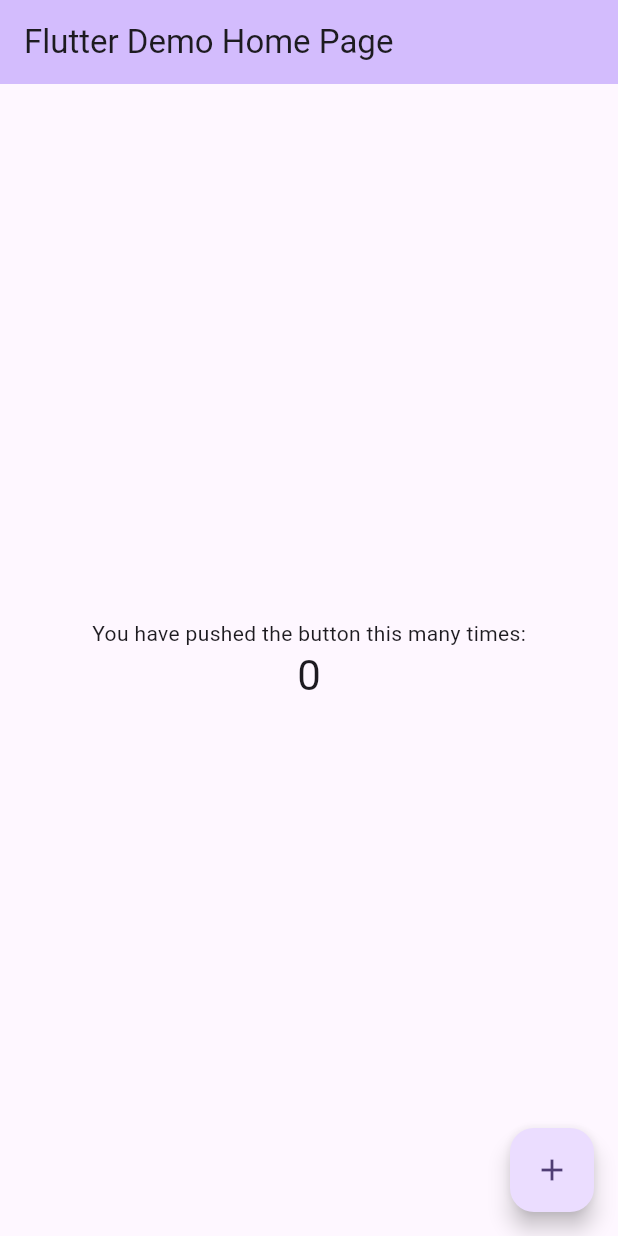
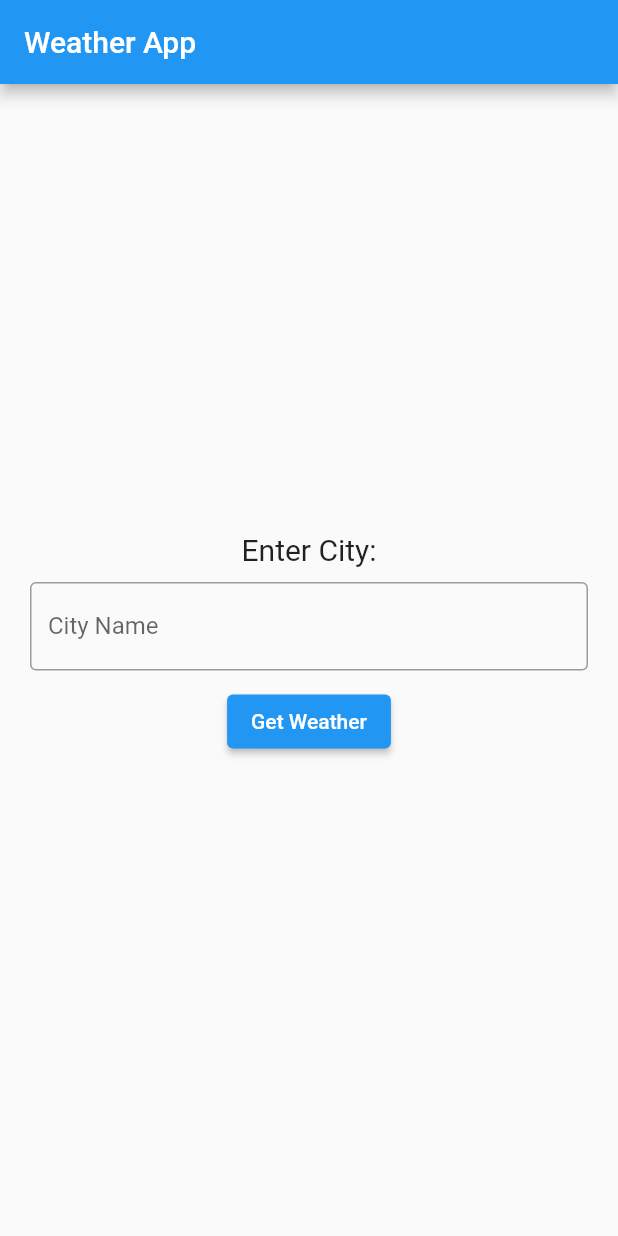
Before and after one commit to Denidu/flutter_provider_dio_demo, a Flutter app: the screen it shows after launch, on a phone screen of 412 x 824 dp. Run offline on Flutter 3.47's test engine with Material 2 defaults, Android fonts, the phone set to English and light mode, and no system bars; our stand-ins replace dio.

Commit message:
create a weather app

```diff
--- /dev/null
+++ b/lib/Models/weather_model.dart
@@ -0,0 +1,16 @@
+// weather_model.dart
+class Weather {
+  final String city;
+  final double temperature;
+  final double humidity;
+  final double windSpeed;
+  final String description;
+
+  Weather({
+    required this.city,
+    required this.temperature,
+    required this.humidity,
+    required this.windSpeed,
+    required this.description,
+  });
+}
--- /dev/null
+++ b/lib/Providers/weather_provider.dart
@@ -0,0 +1,41 @@
+import 'package:flutter/material.dart';
+import 'package:dio/dio.dart';
+import 'package:flutter_provider_dio_demo/Models/weather_model.dart';
+
+class WeatherProvider extends ChangeNotifier {
+  Weather? _weather;
+
+  Weather? get weather => _weather;
+
+  final Dio _dio = Dio();
+
+  Future<void> fetchWeatherForCity(String cityName) async {
+    try {
+      final response = await _dio.get(
+        'https://api.tomorrow.io/v4/weather/forecast?location=42.3478,-71.0466&apikey=SMorobbKjjrlG4g3At3CMK4a0bMgPUyf',
+        queryParameters: {
+          'q': cityName,
+          'appid': 'SMorobbKjjrlG4g3At3CMK4a0bMgPUyf',
+          'units': 'metric',
+        },
+      );
+
+      if (response.statusCode == 200) {
+        final data = response.data;
+        final weather = Weather(
+          city: data['name'],
+          temperature: data['main']['temp'],
+          humidity: data['main']['humidity'],
+          windSpeed: data['wind']['speed'],
+          description: data['weather'][0]['description'],
+        );
+        _weather = weather;
+        notifyListeners();
+      } else {
+        throw Exception('Failed to load weather data');
+      }
+    } catch (error) {
+      throw Exception('Failed to load weather data: $error');
+    }
+  }
+}
--- a/lib/main.dart
+++ b/lib/main.dart
@@ -1,125 +1,90 @@
 import 'package:flutter/material.dart';
+import 'package:provider/provider.dart';
+import 'Providers/weather_provider.dart';
 
 void main() {
-  runApp(const MyApp());
+  runApp(MyApp());
 }
 
 class MyApp extends StatelessWidget {
-  const MyApp({super.key});
-
-  // This widget is the root of your application.
   @override
   Widget build(BuildContext context) {
     return MaterialApp(
-      title: 'Flutter Demo',
-      theme: ThemeData(
-        // This is the theme of your application.
-        //
-        // TRY THIS: Try running your application with "flutter run". You'll see
-        // the application has a blue toolbar. Then, without quitting the app,
-        // try changing the seedColor in the colorScheme below to Colors.green
-        // and then invoke "hot reload" (save your changes or press the "hot
-        // reload" button in a Flutter-supported IDE, or press "r" if you used
-        // the command line to start the app).
-        //
-        // Notice that the counter didn't reset back to zero; the application
-        // state is not lost during the reload. To reset the state, use hot
-        // restart instead.
-        //
-        // This works for code too, not just values: Most code changes can be
-        // tested with just a hot reload.
-        colorScheme: ColorScheme.fromSeed(seedColor: Colors.deepPurple),
-        useMaterial3: true,
+      home: ChangeNotifierProvider(
+        create: (context) => WeatherProvider(),
+        child: MyHomePage(),
       ),
-      home: const MyHomePage(title: 'Flutter Demo Home Page'),
     );
   }
 }
 
-class MyHomePage extends StatefulWidget {
-  const MyHomePage({super.key, required this.title});
-
-  // This widget is the home page of your application. It is stateful, meaning
-  // that it has a State object (defined below) that contains fields that affect
-  // how it looks.
-
-  // This class is the configuration for the state. It holds the values (in this
-  // case the title) provided by the parent (in this case the App widget) and
-  // used by the build method of the State. Fields in a Widget subclass are
-  // always marked "final".
-
-  final String title;
-
-  @override
-  State<MyHomePage> createState() => _MyHomePageState();
-}
-
-class _MyHomePageState extends State<MyHomePage> {
-  int _counter = 0;
-
-  void _incrementCounter() {
-    setState(() {
-      // This call to setState tells the Flutter framework that something has
-      // changed in this State, which causes it to rerun the build method below
-      // so that the display can reflect the updated values. If we changed
-      // _counter without calling setState(), then the build method would not be
-      // called again, and so nothing would appear to happen.
-      _counter++;
-    });
-  }
+class MyHomePage extends StatelessWidget {
+  final TextEditingController _cityController = TextEditingController();
 
   @override
   Widget build(BuildContext context) {
-    // This method is rerun every time setState is called, for instance as done
-    // by the _incrementCounter method above.
-    //
-    // The Flutter framework has been optimized to make rerunning build methods
-    // fast, so that you can just rebuild anything that needs updating rather
-    // than having to individually change instances of widgets.
+    final weatherProvider = Provider.of<WeatherProvider>(context);
+
     return Scaffold(
       appBar: AppBar(
-        // TRY THIS: Try changing the color here to a specific color (to
-        // Colors.amber, perhaps?) and trigger a hot reload to see the AppBar
-        // change color while the other colors stay the same.
-        backgroundColor: Theme.of(context).colorScheme.inversePrimary,
-        // Here we take the value from the MyHomePage object that was created by
-        // the App.build method, and use it to set our appbar title.
-        title: Text(widget.title),
+        title: Text('Weather App'),
       ),
       body: Center(
-        // Center is a layout widget. It takes a single child and positions it
-        // in the middle of the parent.
         child: Column(
-          // Column is also a layout widget. It takes a list of children and
-          // arranges them vertically. By default, it sizes itself to fit its
-          // children horizontally, and tries to be as tall as its parent.
-          //
-          // Column has various properties to control how it sizes itself and
-          // how it positions its children. Here we use mainAxisAlignment to
-          // center the children vertically; the main axis here is the vertical
-          // axis because Columns are vertical (the cross axis would be
-          // horizontal).
-          //
-          // TRY THIS: Invoke "debug painting" (choose the "Toggle Debug Paint"
-          // action in the IDE, or press "p" in the console), to see the
-          // wireframe for each widget.
           mainAxisAlignment: MainAxisAlignment.center,
           children: <Widget>[
             const Text(
-              'You have pushed the button this many times:',
+              'Enter City:',
+              style: TextStyle(fontSize: 20),
             ),
-            Text(
-              '$_counter',
-              style: Theme.of(context).textTheme.headlineMedium,
+            SizedBox(height: 10),
+            Padding(
+              padding: const EdgeInsets.symmetric(horizontal: 20),
+              child: TextField(
+                controller: _cityController,
+                decoration: const InputDecoration(
+                  labelText: 'City Name',
+                  border: OutlineInputBorder(),
+                ),
+              ),
             ),
+            SizedBox(height: 10),
+            ElevatedButton(
+              onPressed: () {
+                final cityName = _cityController.text;
+                weatherProvider.fetchWeatherForCity(cityName);
+              },
+              child: Text('Get Weather'),
+            ),
+            SizedBox(height: 20),
+            if (weatherProvider.weather != null)
+              Column(
+                children: [
+                  Text(
+                    'City: ${weatherProvider.weather!.city}',
+                    style: TextStyle(fontSize: 18),
+                  ),
+                  Text(
+                    'Temperature: ${weatherProvider.weather!.temperature.toStringAsFixed(2)}°C',
+                    style: TextStyle(fontSize: 18),
+                  ),
+                  Text(
+                    'Humidity: ${weatherProvider.weather!.humidity.toStringAsFixed(2)}%',
+                    style: TextStyle(fontSize: 18),
+                  ),
+                  Text(
+                    'Wind Speed: ${weatherProvider.weather!.windSpeed.toStringAsFixed(2)} m/s',
+                    style: TextStyle(fontSize: 18),
+                  ),
+                  Text(
+                    'Description: ${weatherProvider.weather!.description}',
+                    style: TextStyle(fontSize: 18),
+                  ),
+                ],
+              ),
           ],
         ),
       ),
-      floatingActionButton: FloatingActionButton(
-        onPressed: _incrementCounter,
-        tooltip: 'Increment',
-        child: const Icon(Icons.add),
-      ), // This trailing comma makes auto-formatting nicer for build methods.
     );
   }
 }
--- a/pubspec.yaml
+++ b/pubspec.yaml
@@ -30,6 +30,9 @@ environment:
 dependencies:
   flutter:
     sdk: flutter
+
+  provider: ^6.0.5
+  dio: ^5.3.2
 
 
   # The following adds the Cupertino Icons font to your application.
```
Also changed, not shown: pubspec.lock, 1 other file.
